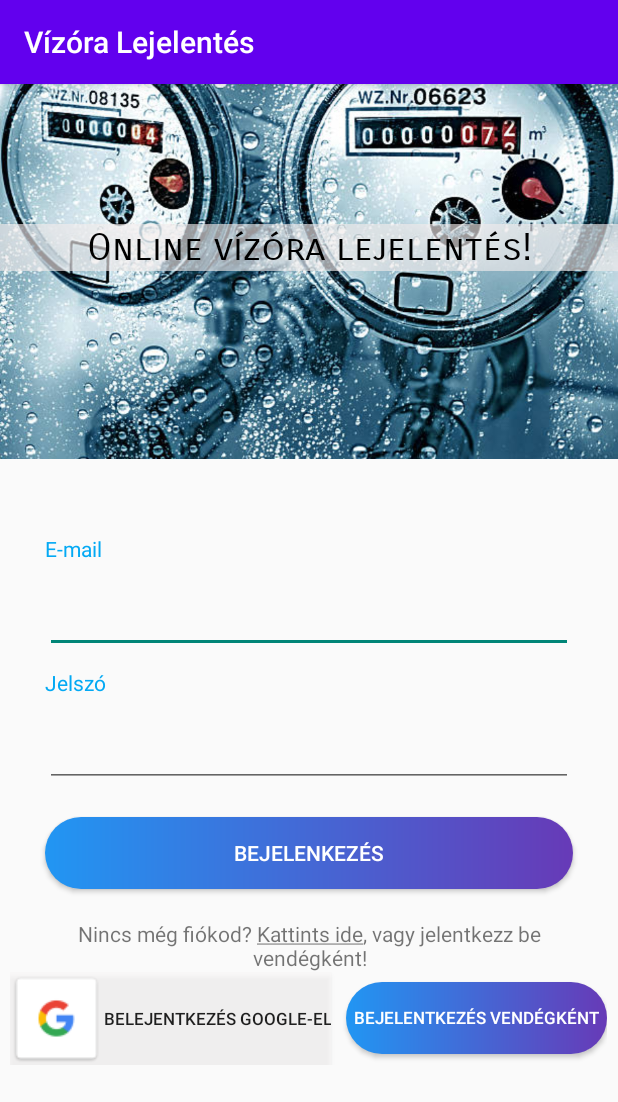
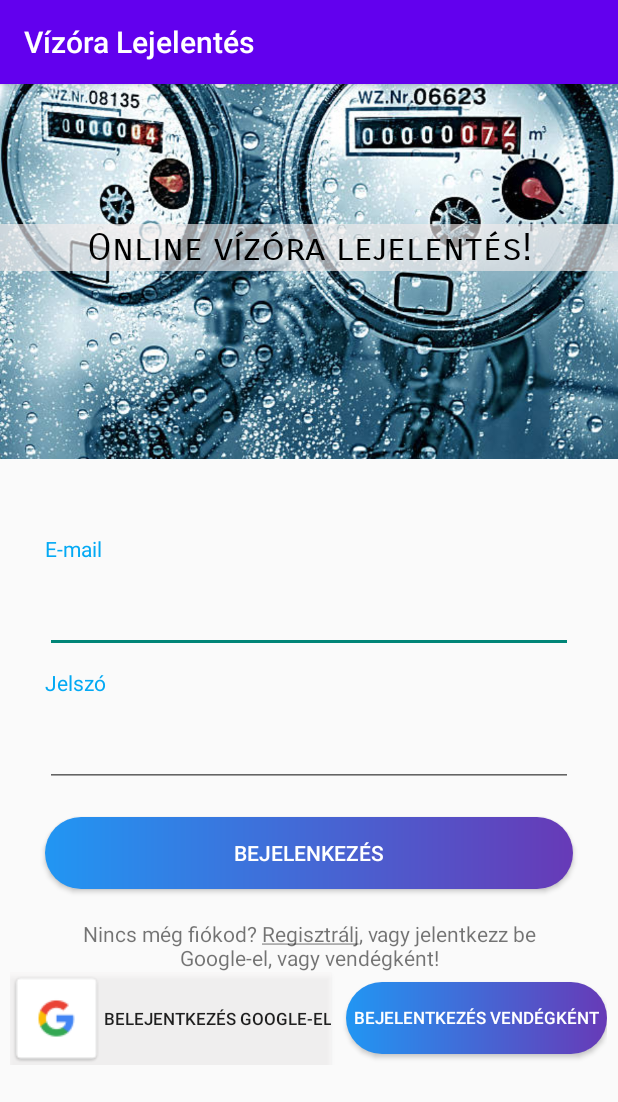
Before and after one commit to L3vente/VizoraProject, an Android app: the screen it shows after launch (LoginActivity), on a phone screen of 412 x 824 dp. Shown: the top 1102 px of the screen. Run offline under Robolectric (Android 15) with nearby library versions, the phone set to English and light mode, and no system bars; our stand-ins replace ButterKnife, Firebase (no records; nobody signed in at launch, a user with empty details on screens opened directly).

Commit message:
Initial commit

```diff
--- a/app/src/main/res/values/strings.xml
+++ b/app/src/main/res/values/strings.xml
@@ -4,7 +4,7 @@
     <string name="Email">E-mail</string>
     <string name="psw">Jelszó</string>
     <string name="login">Bejelenkezés</string>
-    <string name="noaccount">Nincs még fiókod? <u>Kattints ide</u>, vagy jelentkezz be vendégként!</string>
+    <string name="noaccount">Nincs még fiókod? <u>Regisztrálj</u>, vagy jelentkezz be Google-el, vagy vendégként!</string>
     <string name="AccountReg">Fiók regisztráció</string>
     <string name="pswagain">Jelszó újra</string>
     <string name="firstname">Keresztnév</string>
```
